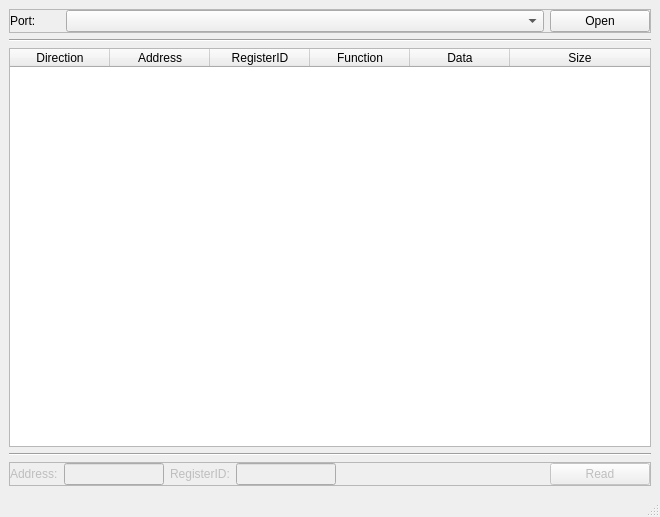
First picture: the form in tools/danish-monitor/mainwindow.ui, repository araz71/danish, before the edit.
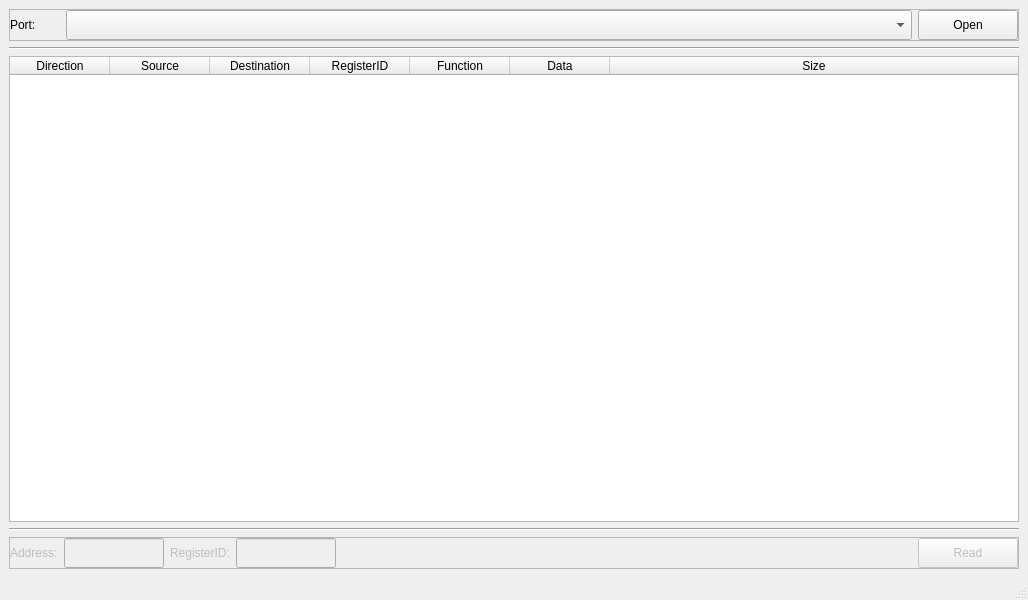
Second picture: the form after the edit.

What changed in the file:
```diff
--- a/tools/danish-monitor/mainwindow.ui
+++ b/tools/danish-monitor/mainwindow.ui
@@ -6,8 +6,8 @@
    <rect>
     <x>0</x>
     <y>0</y>
-    <width>660</width>
-    <height>517</height>
+    <width>1028</width>
+    <height>600</height>
    </rect>
   </property>
   <property name="windowTitle">
@@ -55,10 +55,23 @@
           </widget>
          </item>
          <item>
-          <widget class="QComboBox" name="cbPorts"/>
+          <widget class="QComboBox" name="cbPorts">
+           <property name="minimumSize">
+            <size>
+             <width>0</width>
+             <height>30</height>
+            </size>
+           </property>
+          </widget>
          </item>
          <item>
           <widget class="QPushButton" name="btnOpen">
+           <property name="minimumSize">
+            <size>
+             <width>0</width>
+             <height>30</height>
+            </size>
+           </property>
            <property name="maximumSize">
             <size>
              <width>100</width>
@@ -106,7 +119,12 @@
       </column>
       <column>
        <property name="text">
-        <string>Address</string>
+        <string>Source</string>
+       </property>
+      </column>
+      <column>
+       <property name="text">
+        <string>Destination</string>
        </property>
       </column>
       <column>
@@ -182,6 +200,12 @@
          </item>
          <item>
           <widget class="QLineEdit" name="leAddress">
+           <property name="minimumSize">
+            <size>
+             <width>0</width>
+             <height>30</height>
+            </size>
+           </property>
            <property name="maximumSize">
             <size>
              <width>100</width>
@@ -208,6 +232,12 @@
          </item>
          <item>
           <widget class="QLineEdit" name="leRegID">
+           <property name="minimumSize">
+            <size>
+             <width>0</width>
+             <height>30</height>
+            </size>
+           </property>
            <property name="maximumSize">
             <size>
              <width>100</width>
@@ -237,7 +267,7 @@
            <property name="minimumSize">
             <size>
              <width>100</width>
-             <height>0</height>
+             <height>30</height>
             </size>
            </property>
            <property name="text">
```
Left out of the diff: 2 changed lines with no effect on the pictures.
